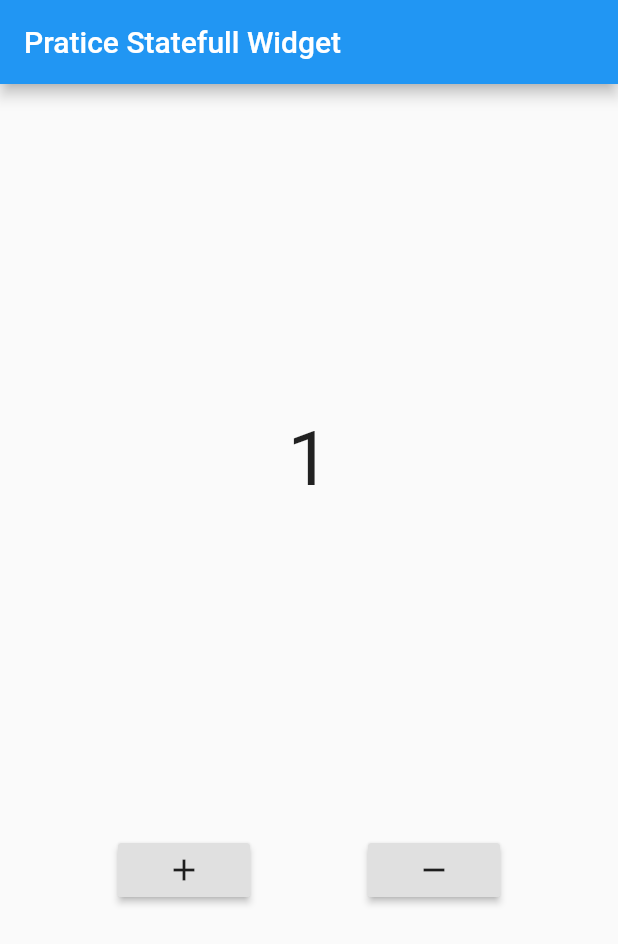
After one commit to AgungLi/flutter-practices, a Flutter app: the screen it shows after launch, after a tap on "Statefull Widget", on a phone screen of 412 x 824 dp. The commit adds this screen. Shown: the top 944 px of the screen. Run offline on Flutter 3.47's test engine with Material 2 defaults, Android fonts, the phone set to English and light mode, and no system bars; our stand-ins replace faker; network calls fail.

Commit message:
practice how to use statelfull widget

```diff
--- a/lib/main.dart
+++ b/lib/main.dart
@@ -3,6 +3,7 @@ import 'package:flutter_practices/pages/myHomepage.dart';
 import 'package:flutter_practices/pages/myListview.dart';
 import 'package:flutter_practices/pages/pageExtractWidget.dart';
 import 'package:flutter_practices/pages/pageImageWidget.dart';
+import 'package:flutter_practices/pages/pageStateful.dart';
 import 'package:flutter_practices/pages/pageTextwidget.dart';
 import 'package:flutter_practices/pages/widgetLayouting.dart';
 
@@ -28,6 +29,7 @@ class _MyAppState extends State<MyApp> {
         MyListview.nameRoute: (context) => MyListview(),
         PageImagWidget.nameRoute: (context) => PageImagWidget(),
         PageExtractWidget.nameRoute: (context) => PageExtractWidget(),
+        PageStatefull.nameRoute: (context) => PageStatefull(),
       },
     );
   }
--- a/lib/pages/myHomepage.dart
+++ b/lib/pages/myHomepage.dart
@@ -2,6 +2,7 @@ import 'package:flutter/material.dart';
 import 'package:flutter_practices/pages/myListview.dart';
 import 'package:flutter_practices/pages/pageExtractWidget.dart';
 import 'package:flutter_practices/pages/pageImageWidget.dart';
+import 'package:flutter_practices/pages/pageStateful.dart';
 import 'package:flutter_practices/pages/pageTextwidget.dart';
 import 'package:flutter_practices/pages/widgetLayouting.dart';
 
@@ -39,6 +40,12 @@ class MyHomepage extends StatelessWidget {
       navigation: PageExtractWidget.nameRoute,
       desc: "Practice Extract Widget",
     ),
+    PageItem(
+      icon: Icon(Icons.fullscreen_exit_rounded),
+      practiceName: "Statefull Widget",
+      navigation: PageStatefull.nameRoute,
+      desc: "Practice Statefull Widget",
+    ),
   ];
   @override
   Widget build(BuildContext context) {
--- /dev/null
+++ b/lib/pages/pageStateful.dart
@@ -0,0 +1,59 @@
+import 'package:flutter/material.dart';
+
+class PageStatefull extends StatefulWidget {
+  static const nameRoute = '\pagestatefull';
+
+  @override
+  _PageStatefullState createState() => _PageStatefullState();
+}
+
+class _PageStatefullState extends State<PageStatefull> {
+  int counter = 1;
+
+  @override
+  Widget build(BuildContext context) {
+    return MaterialApp(
+      home: Scaffold(
+        appBar: AppBar(
+          title: Text("Pratice Statefull Widget"),
+        ),
+        body: Column(
+          mainAxisAlignment: MainAxisAlignment.spaceEvenly,
+          children: [
+            Text(
+              counter.toString(),
+              style: TextStyle(fontSize: 50 + double.parse(counter.toString())),
+            ),
+            Row(
+              mainAxisAlignment: MainAxisAlignment.spaceEvenly,
+              children: [
+                // ignore: deprecated_member_use
+                RaisedButton(
+                  onPressed: () {
+                    if (counter != -1) {
+                      setState(() {
+                        counter++;
+                      });
+                    }
+                  },
+                  child: Icon(Icons.add),
+                ),
+                // ignore: deprecated_member_use
+                RaisedButton(
+                  onPressed: () {
+                    if (counter != 1) {
+                      setState(() {
+                        counter--;
+                      });
+                    }
+                  },
+                  child: Icon(Icons.remove),
+                ),
+              ],
+            )
+          ],
+        ),
+      ),
+    );
+  }
+}
```
